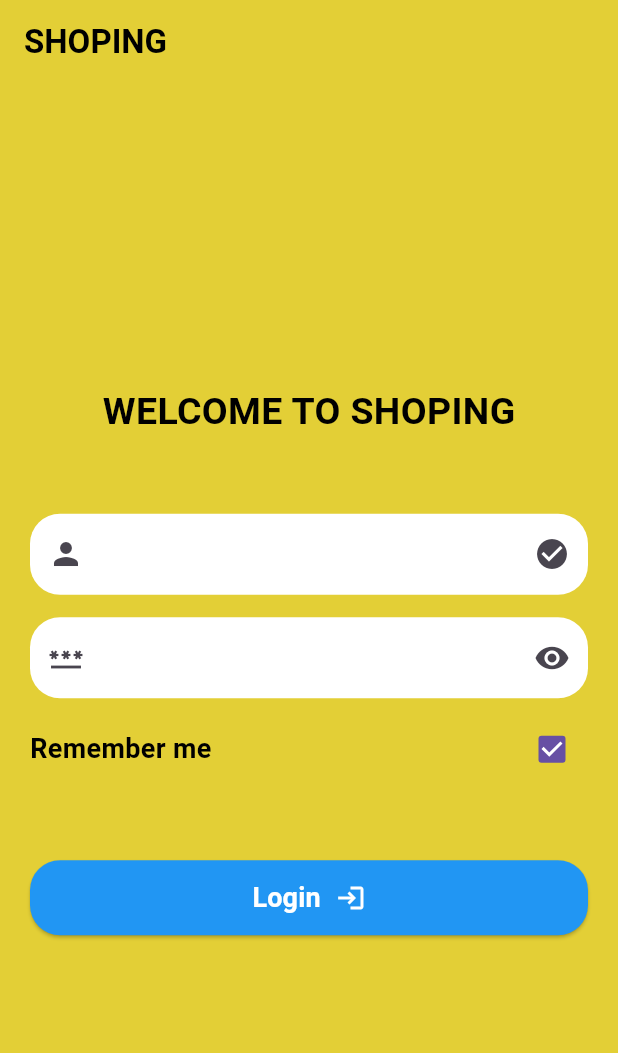
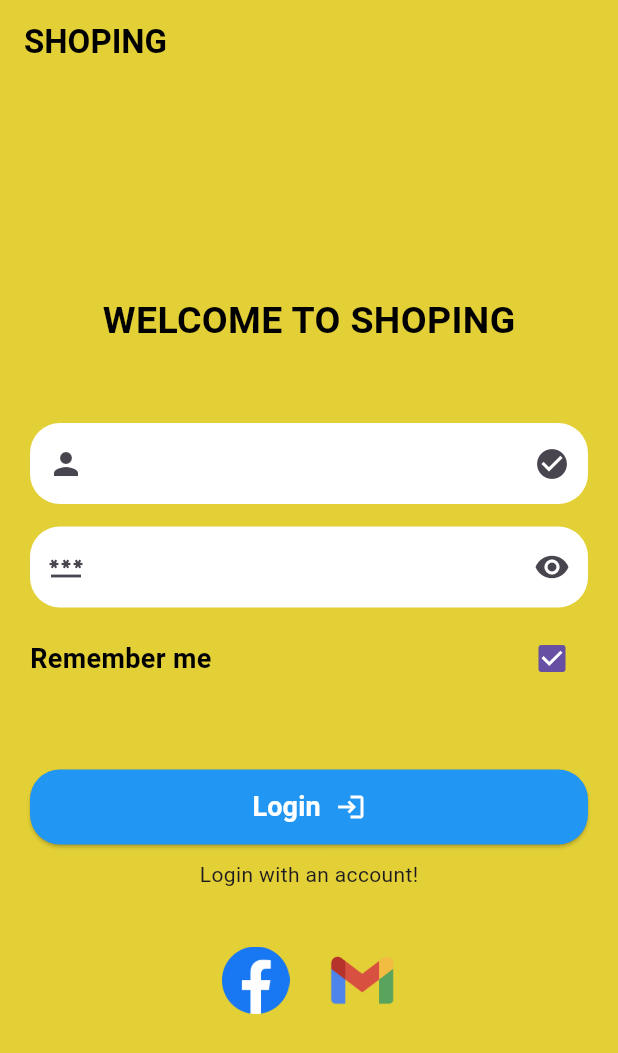
Before and after one commit to Rong-Only/Demo_Flutter, a Flutter app: the screen it shows after launch, on a phone screen of 412 x 824 dp. Shown: the top 1053 px of the screen. Run offline on Flutter 3.47's test engine with Material 3 defaults, Android fonts, the phone set to English and light mode, and no system bars; our stand-ins replace get, image_picker.

Commit message:
Update login an acccount

```diff
--- a/lib/login.dart
+++ b/lib/login.dart
@@ -188,7 +188,40 @@ class _Login_pageState extends State<Login_page> {
                             size: 20,
                           )
                         ],
-                      ))
+                      )),
+                  SizedBox(
+                    height: 10,
+                  ),
+                  Column(
+                    children: [
+                      Text("Login with an account!"),
+                      SizedBox(
+                        height: 30,
+                      ),
+                      Row(
+                        mainAxisAlignment: MainAxisAlignment.center,
+                        children: [
+                          IconButton(
+                              onPressed: () {},
+                              icon: Image.asset(
+                                'icons/facebook.png',
+                                height: 45,
+                                width: 45,
+                              )),
+                          SizedBox(
+                            width: 10,
+                          ),
+                          IconButton(
+                              onPressed: () {},
+                              icon: Image.asset(
+                                'icons/communication.png',
+                                height: 45,
+                                width: 45,
+                              ))
+                        ],
+                      )
+                    ],
+                  )
                 ],
               ),
             ),
```
Also changed, not shown: icons/communication.png (added), icons/facebook.png (added).
